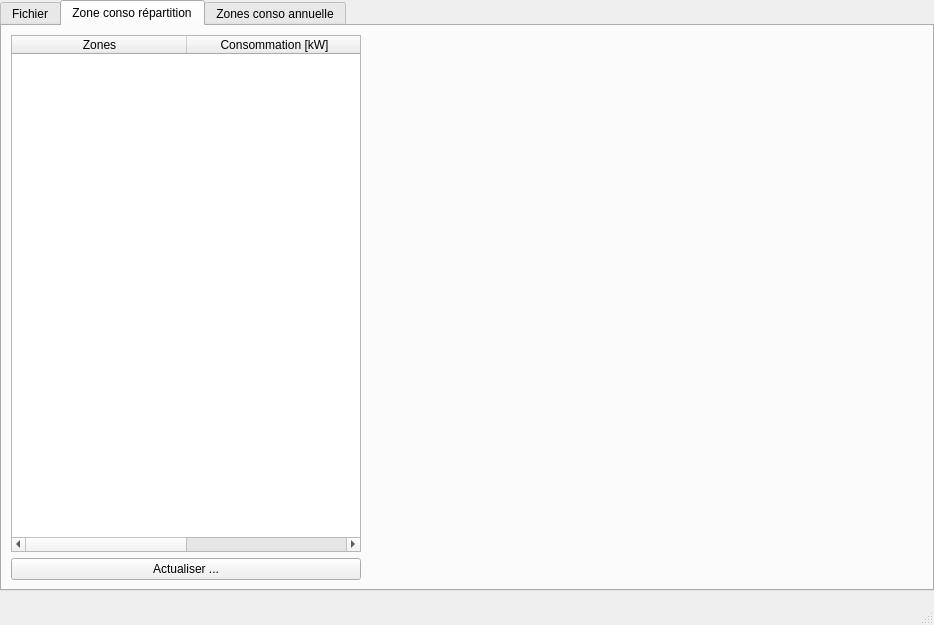
First picture: the form in mainwindow.ui, repository Nobatek/simuplot, before the edit.
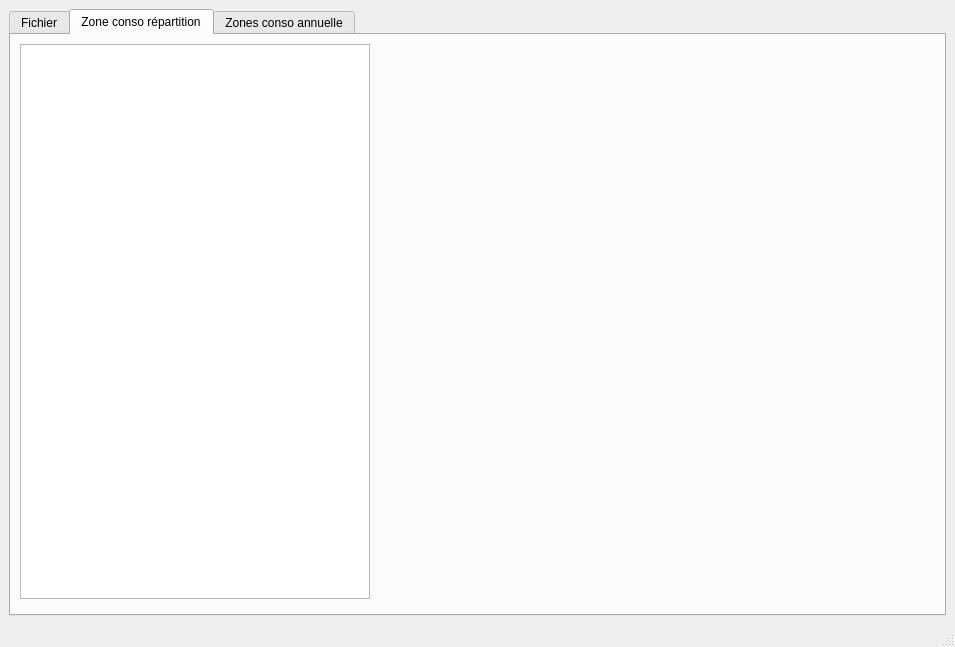
Second picture: the form after the edit. The open tabs and pages were chosen to show the change. Custom widgets are drawn as their Qt base class.

The edit to the form file:
```diff
--- a/mainwindow.ui
+++ b/mainwindow.ui
@@ -6,23 +6,17 @@
    <rect>
     <x>0</x>
     <y>0</y>
-    <width>934</width>
-    <height>625</height>
+    <width>955</width>
+    <height>647</height>
    </rect>
   </property>
   <property name="windowTitle">
    <string>MainWindow</string>
   </property>
   <widget class="QWidget" name="centralwidget">
+   <layout class="QVBoxLayout" name="verticalLayout">
+    <item>
    <widget class="QTabWidget" name="tabWidget">
-    <property name="geometry">
-     <rect>
-      <x>0</x>
-      <y>0</y>
-      <width>934</width>
-      <height>591</height>
-     </rect>
-    </property>
     <property name="currentIndex">
      <number>0</number>
     </property>
@@ -129,6 +123,16 @@
       <string>Zone conso répartition</string>
      </attribute>
      <layout class="QGridLayout" name="gridLayout_6">
+        <item row="0" column="1" rowspan="2">
+         <widget class="MplWidget" name="MplWidget" native="true">
+          <property name="sizePolicy">
+           <sizepolicy hsizetype="Expanding" vsizetype="Expanding">
+            <horstretch>0</horstretch>
+            <verstretch>0</verstretch>
+           </sizepolicy>
+          </property>
+         </widget>
+        </item>
       <item row="0" column="0">
        <widget class="QTableWidget" name="table_Con_Zon">
         <property name="sizePolicy">
@@ -150,7 +154,7 @@
          </size>
         </property>
         <property name="columnCount">
-         <number>2</number>
+           <number>0</number>
         </property>
         <attribute name="horizontalHeaderDefaultSectionSize">
          <number>175</number>
@@ -161,33 +165,6 @@
         <attribute name="verticalHeaderHighlightSections">
          <bool>true</bool>
         </attribute>
-        <column>
-         <property name="text">
-          <string>Zones</string>
-         </property>
-        </column>
-        <column>
-         <property name="text">
-          <string>Consommation [kW]</string>
-         </property>
-        </column>
-       </widget>
-      </item>
-      <item row="0" column="1" rowspan="2">
-       <widget class="MplWidget" name="MplWidget" native="true">
-        <property name="sizePolicy">
-         <sizepolicy hsizetype="Expanding" vsizetype="Expanding">
-          <horstretch>0</horstretch>
-          <verstretch>0</verstretch>
-         </sizepolicy>
-        </property>
-       </widget>
-      </item>
-      <item row="1" column="0">
-       <widget class="QPushButton" name="Con_Zon_Pie_Trace_Butt">
-        <property name="text">
-         <string>Actualiser ...</string>
-        </property>
        </widget>
       </item>
      </layout>
@@ -252,13 +229,15 @@
      </layout>
     </widget>
    </widget>
+    </item>
+   </layout>
   </widget>
   <widget class="QMenuBar" name="menubar">
    <property name="geometry">
     <rect>
      <x>0</x>
      <y>0</y>
-     <width>934</width>
+     <width>955</width>
      <height>19</height>
     </rect>
    </property>
```
Lines whose indentation alone changed are shown as unchanged.
